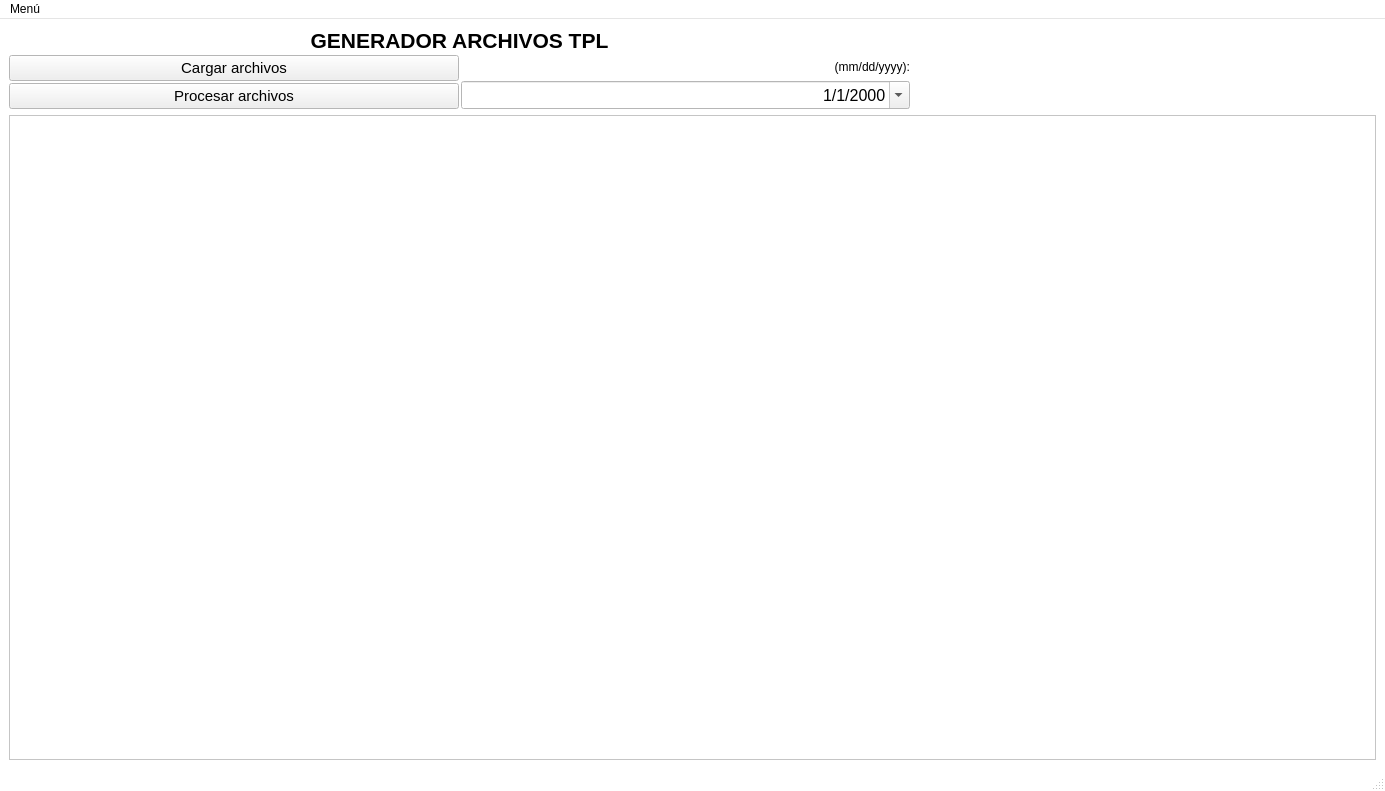
Above: gui/dialog.ui from Borreguin/TPL_APP before the change. Below: the same form after it.
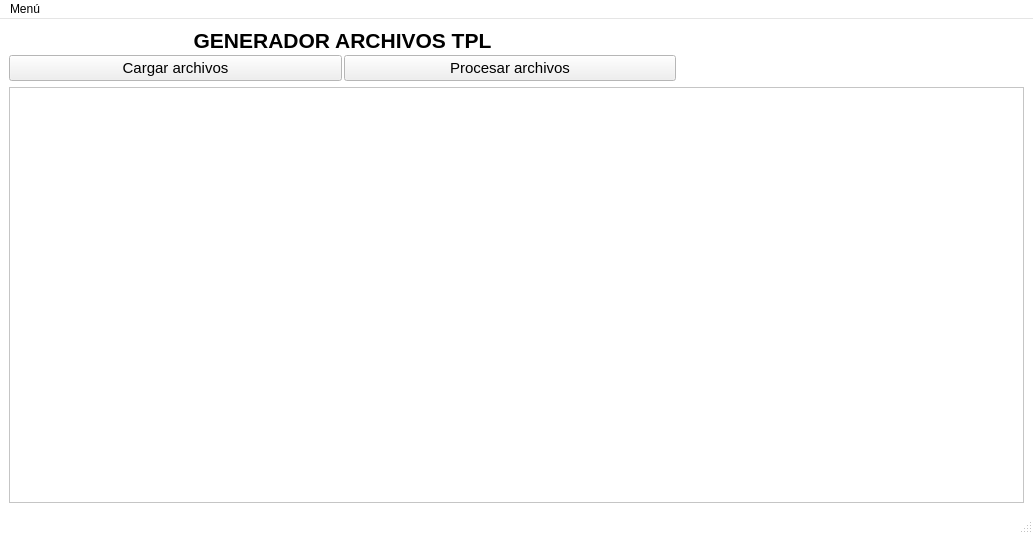
That is the form after the change. Icons and pictures are not drawn.

What changed in the file:
```diff
--- a/gui/dialog.ui
+++ b/gui/dialog.ui
@@ -9,8 +9,8 @@
    <rect>
     <x>0</x>
     <y>0</y>
-    <width>1385</width>
-    <height>791</height>
+    <width>1033</width>
+    <height>534</height>
    </rect>
   </property>
   <property name="palette">
@@ -141,6 +141,10 @@
                 </property>
                </widget>
               </item>
+             </layout>
+            </item>
+            <item>
+             <layout class="QVBoxLayout" name="verticalLayout_5">
               <item>
                <widget class="QPushButton" name="btn_proccess_files">
                 <property name="font">
@@ -156,51 +160,6 @@
               </item>
              </layout>
             </item>
-            <item>
-             <layout class="QVBoxLayout" name="verticalLayout_5">
-              <item>
-               <widget class="QLabel" name="label">
-                <property name="font">
-                 <font>
-                  <family>Tahoma</family>
-                  <pointsize>9</pointsize>
-                 </font>
-                </property>
-                <property name="text">
-                 <string>(mm/dd/yyyy):</string>
-                </property>
-                <property name="alignment">
-                 <set>Qt::AlignRight|Qt::AlignTrailing|Qt::AlignVCenter</set>
-                </property>
-               </widget>
-              </item>
-              <item>
-               <widget class="QDateEdit" name="dateEdit">
-                <property name="font">
-                 <font>
-                  <family>Tahoma</family>
-                  <pointsize>12</pointsize>
-                 </font>
-                </property>
-                <property name="alignment">
-                 <set>Qt::AlignRight|Qt::AlignTrailing|Qt::AlignVCenter</set>
-                </property>
-                <property name="readOnly">
-                 <bool>false</bool>
-                </property>
-                <property name="showGroupSeparator" stdset="0">
-                 <bool>false</bool>
-                </property>
-                <property name="displayFormat">
-                 <string>M/d/yyyy</string>
-                </property>
-                <property name="calendarPopup">
-                 <bool>true</bool>
-                </property>
-               </widget>
-              </item>
-             </layout>
-            </item>
            </layout>
           </item>
          </layout>
@@ -263,8 +222,8 @@
     <rect>
      <x>0</x>
      <y>0</y>
-     <width>1385</width>
-     <height>26</height>
+     <width>1033</width>
+     <height>21</height>
     </rect>
    </property>
    <widget class="QMenu" name="menuAbout">
```
Left out of the diff: 8 changed lines with no effect on the pictures.
